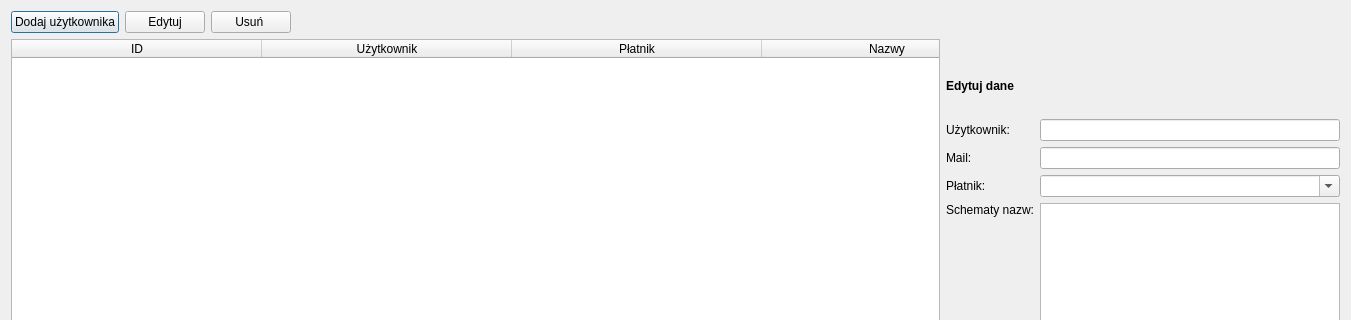
Old version of the form edit_users.ui in the repository mpustula/NMRCounter; both pictures show x 0 to 1351 and y 0 to 320 of the 1351 by 781 pixel window.
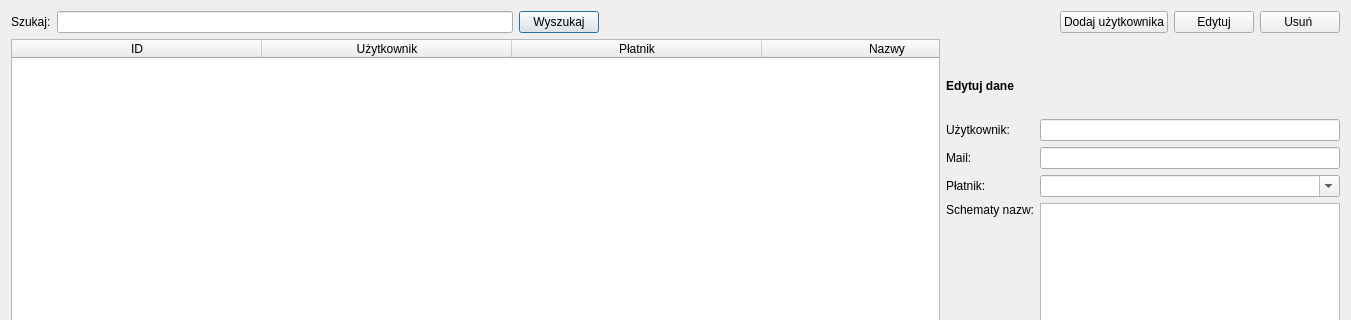
New version of the form.

The edit to the form file:
```diff
--- a/edit_users.ui
+++ b/edit_users.ui
@@ -23,23 +23,19 @@
       <number>0</number>
      </property>
      <item>
-      <widget class="QPushButton" name="pushButton_3">
+      <widget class="QLabel" name="label_6">
        <property name="text">
-        <string>Dodaj użytkownika</string>
+        <string>Szukaj:</string>
        </property>
       </widget>
      </item>
      <item>
-      <widget class="QPushButton" name="pushButton_4">
-       <property name="text">
-        <string>Edytuj</string>
-       </property>
-      </widget>
+      <widget class="QLineEdit" name="find_query"/>
      </item>
      <item>
-      <widget class="QPushButton" name="pushButton_5">
+      <widget class="QPushButton" name="pushButton_6">
        <property name="text">
-        <string>Usuń </string>
+        <string>Wyszukaj</string>
        </property>
       </widget>
      </item>
@@ -56,6 +52,27 @@
        </property>
       </spacer>
      </item>
+     <item>
+      <widget class="QPushButton" name="pushButton_3">
+       <property name="text">
+        <string>Dodaj użytkownika</string>
+       </property>
+      </widget>
+     </item>
+     <item>
+      <widget class="QPushButton" name="pushButton_4">
+       <property name="text">
+        <string>Edytuj</string>
+       </property>
+      </widget>
+     </item>
+     <item>
+      <widget class="QPushButton" name="pushButton_5">
+       <property name="text">
+        <string>Usuń </string>
+       </property>
+      </widget>
+     </item>
     </layout>
    </item>
    <item>
```
Left out of the diff: 2 changed lines with no effect on the pictures.
